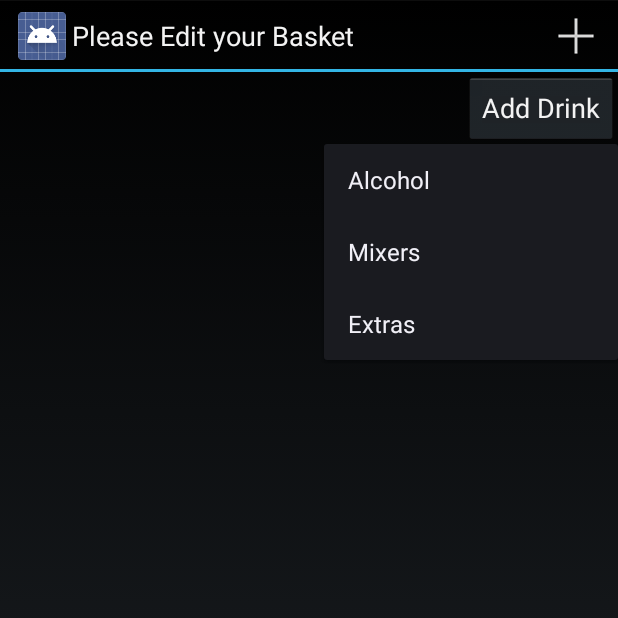
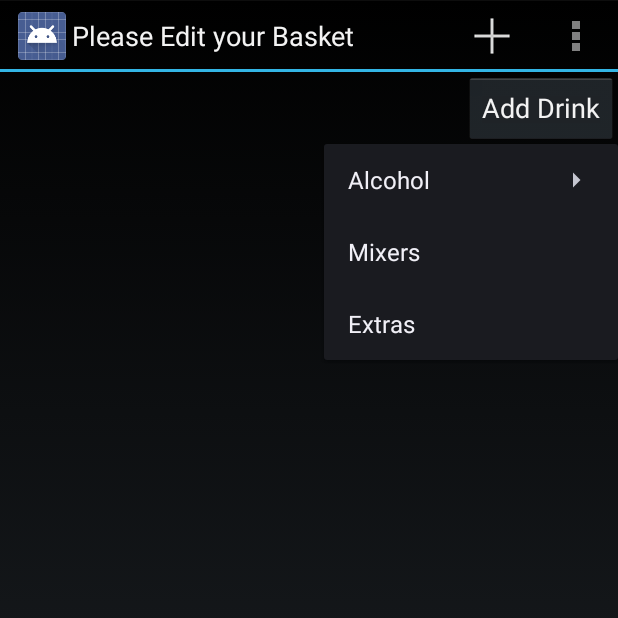
Before and after one commit to hakims/Alchemy, an Android app: the DrinkMaker screen opened directly, with no data from a screen before it, after a tap on "Add Drink", on a phone screen of 412 x 824 dp, the top half of it. Run offline under Robolectric (Android 15) with nearby library versions, the phone set to English and light mode, and no system bars.

Commit message:
Working on submenu.  Submenu for drink_adder is working

```diff
--- a/app/src/main/AndroidManifest.xml
+++ b/app/src/main/AndroidManifest.xml
@@ -25,7 +25,7 @@
             android:label="Possible Drinks" >
         </activity>
         <activity
-            android:name=".LayoutChangesActivity"
+            android:name=".DrinkMaker"
             android:label="Please Edit your Basket" >
         </activity>
         <activity
--- a/app/src/main/java/com/dev/foundingfourfathers/alchemy/LayoutChangesActivity.java
+++ b/app/src/main/java/com/dev/foundingfourfathers/alchemy/DrinkMaker.java
@@ -8,6 +8,7 @@ import android.view.LayoutInflater;
 import android.view.Menu;
 import android.view.MenuInflater;
 import android.view.MenuItem;
+import android.view.SubMenu;
 import android.view.View;
 import android.view.ViewGroup;
 import android.widget.Button;
@@ -24,13 +25,16 @@ import android.widget.Toast;
  * <p>In this sample, the user can add rows to and remove rows from a vertical
  * {@link android.widget.LinearLayout}.</p>
  */
-public class LayoutChangesActivity extends Activity {
+public class DrinkMaker extends Activity {
     /**
      * The container view which has layout change animations turned on. In this sample, this view
      * is a {@link android.widget.LinearLayout}.
      */
     private ViewGroup mContainerView;
     private Button b_selectdrinkmenu;
+    private static final int SUBMENU1 = 3;
+    private static final int SUBMENU2 = 4;
+    private static final int GROUP1 = 6;
 
     @Override
     protected void onCreate(Bundle savedInstanceState) {
@@ -67,7 +71,10 @@ public class LayoutChangesActivity extends Activity {
     @Override
     public boolean onCreateOptionsMenu(Menu menu) {
         super.onCreateOptionsMenu(menu);
+
         getMenuInflater().inflate(R.menu.activity_layout_changes, menu);
+        SubMenu submenu = menu.addSubMenu(0, Menu.NONE, 1, "Rum");
+        submenu.add("Rum");
 
         return true;
     }
@@ -102,6 +109,7 @@ public class LayoutChangesActivity extends Activity {
 
     private void addItem() {
 
+        /*
         // Instantiate a new "row" view.
         final ViewGroup newView = (ViewGroup) LayoutInflater.from(this).inflate(
                 R.layout.list_item_example, mContainerView, false);
@@ -129,16 +137,12 @@ public class LayoutChangesActivity extends Activity {
         // Because mContainerView has android:animateLayoutChanges set to true,
         // adding this view is automatically animated.
         mContainerView.addView(newView, 0);
+        */
     }
 
 
 
-    /**
-     * A static list of country names.
-     */
-    private static final String[] COUNTRIES = new String[]{
-            "Belgium", "France", "Italy", "Germany", "Spain",
-            "Austria", "Russia", "Poland", "Croatia", "Greece",
-            "Ukraine",
-    };
+
+
+
 }
--- a/app/src/main/java/com/dev/foundingfourfathers/alchemy/HomePage.java
+++ b/app/src/main/java/com/dev/foundingfourfathers/alchemy/HomePage.java
@@ -60,7 +60,7 @@ public class HomePage extends Activity {
         b_make_drink.setOnClickListener(new View.OnClickListener() {
             @Override
             public void onClick(View view) {
-                Intent myIntent = new Intent(view.getContext(), LayoutChangesActivity.class);
+                Intent myIntent = new Intent(view.getContext(), DrinkMaker.class);
                 startActivityForResult(myIntent, 0);
             }
         });
--- a/app/src/main/res/menu/drinkselector.xml
+++ b/app/src/main/res/menu/drinkselector.xml
@@ -1,5 +1,15 @@
 <menu xmlns:android="http://schemas.android.com/apk/res/android" >
-    <item android:id="@+id/Alcohol" android:title="@string/title_Alcohol"></item>
+    <item android:id="@+id/Alcohol" android:title="@string/title_Alcohol">
+    <menu>
+        <item android:id="@+id/ginsubmenu"
+            android:title="Gin"/>
+        <item android:id="@+id/rumsubmenu"
+              android:title="Rum"/>
+        <item android:id="@+id/vodkasubmenu"
+            android:title="Vodka"/>
+    </menu>
+    </item>
     <item android:id="@+id/Mixers" android:title="@string/title_Mixers"></item>
     <item android:id="@+id/Extras" android:title="@string/title_Extras"></item>
+
 </menu>
--- a/app/src/main/res/values/strings.xml
+++ b/app/src/main/res/values/strings.xml
@@ -43,6 +43,8 @@
     <string name="action_photo">View photo</string>
     <string name="item1">item1</string>
     <string name="item2">item2</string>
+    <string name="Rumsubmenu">Rum</string>
+    <string name="Vodkasubmenu">Vodka</string>
 
     <!-- Messages -->
     <string name="message_empty_layout_changes">Add an item above to get started.</string>
```
Also changed, not shown: 2 other files.
